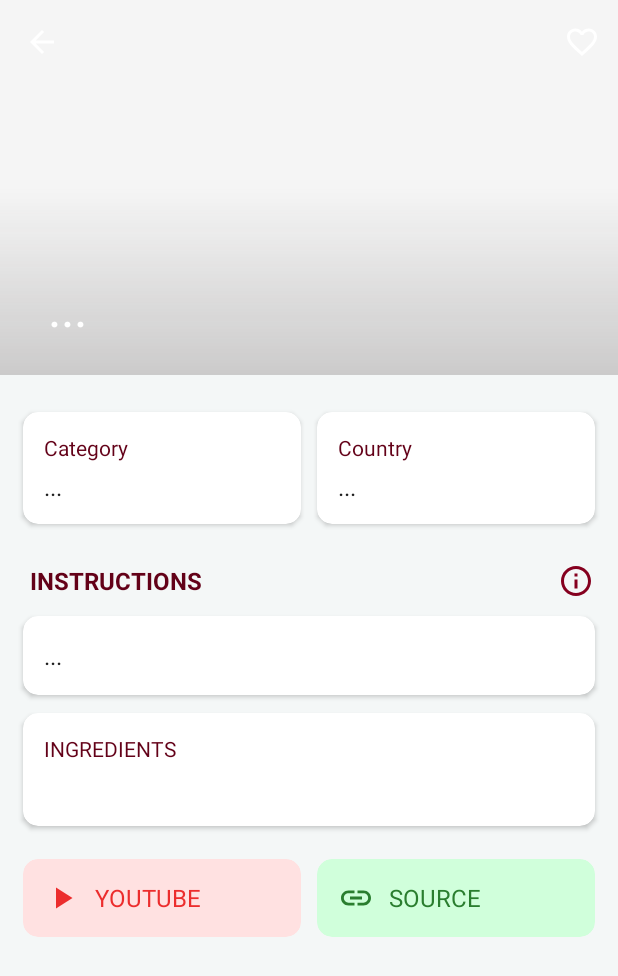
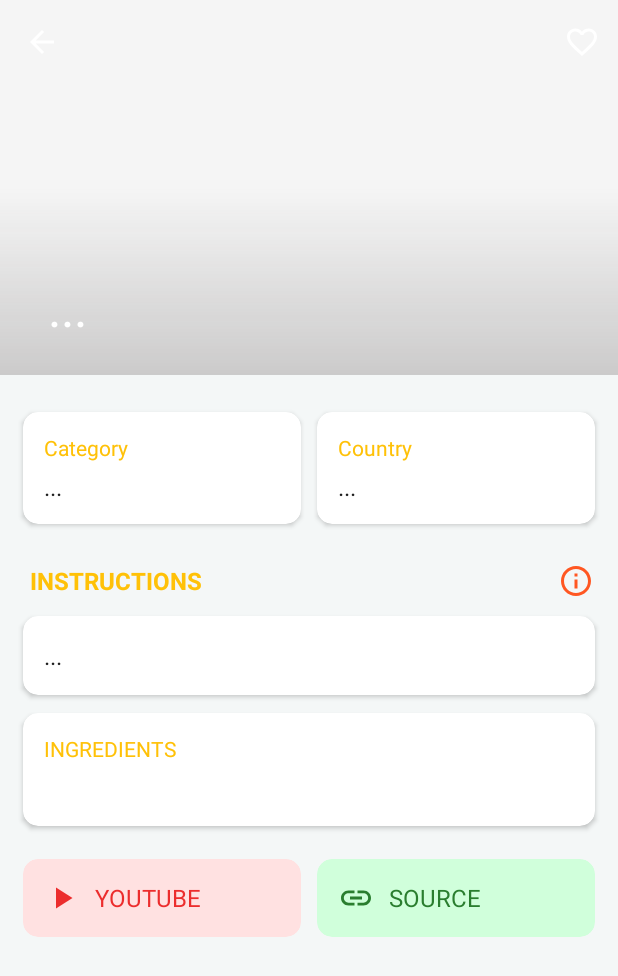
Before and after one commit to hashem-saqqa/MealsRecipes, an Android app: the DetailActivity screen opened directly, with no data from a screen before it, on a phone screen of 412 x 824 dp. Shown: the top 976 px of the screen. Run offline under Robolectric (Android 15) with nearby library versions, the phone set to English and light mode, and no system bars; our stand-ins replace ButterKnife, Picasso; pictures from the network do not load; 2 statements that could not run were skipped.

Commit message:
Edit the colors

```diff
--- a/app/src/main/java/com/haerul/foodsapp/view/home/HomePresenter.java
+++ b/app/src/main/java/com/haerul/foodsapp/view/home/HomePresenter.java
@@ -1,9 +1,3 @@
-/*-----------------------------------------------------------------------------
- - Developed by Haerul Muttaqin                                               -
- - Last modified 3/17/19 5:24 AM                                              -
- - Subscribe : https://www.youtube.com/haerulmuttaqin                         -
- - Copyright (c) 2019. All rights reserved                                    -
- -----------------------------------------------------------------------------*/
 package com.haerul.foodsapp.view.home;
 
 import android.util.Log;
--- a/app/src/main/java/com/haerul/foodsapp/view/home/HomeView.java
+++ b/app/src/main/java/com/haerul/foodsapp/view/home/HomeView.java
@@ -1,9 +1,3 @@
-/*-----------------------------------------------------------------------------
- - Developed by Haerul Muttaqin                                               -
- - Last modified 3/17/19 5:24 AM                                              -
- - Subscribe : https://www.youtube.com/haerulmuttaqin                         -
- - Copyright (c) 2019. All rights reserved                                    -
- -----------------------------------------------------------------------------*/
 package com.haerul.foodsapp.view.home;
 
 import com.haerul.foodsapp.model.Categories;
--- a/app/src/main/res/drawable/ic_info.xml
+++ b/app/src/main/res/drawable/ic_info.xml
@@ -11,6 +11,6 @@
         android:viewportWidth="24.0"
         android:viewportHeight="24.0">
     <path
-        android:fillColor="#85001F"
+        android:fillColor="#FF5722"
         android:pathData="M11,17h2v-6h-2v6zM12,2C6.48,2 2,6.48 2,12s4.48,10 10,10 10,-4.48 10,-10S17.52,2 12,2zM12,20c-4.41,0 -8,-3.59 -8,-8s3.59,-8 8,-8 8,3.59 8,8 -3.59,8 -8,8zM11,9h2L13,7h-2v2z"/>
 </vector>
--- a/app/src/main/res/layout/activity_home.xml
+++ b/app/src/main/res/layout/activity_home.xml
@@ -59,7 +59,7 @@
                     android:gravity="center_vertical"
                     android:padding="10dp"
                     android:text="@string/search_your_recipes"
-                    android:textColor="@color/colorPrimaryLight" />
+                    android:textColor="#000000" />
             </androidx.cardview.widget.CardView>
 
             <androidx.viewpager.widget.ViewPager
@@ -112,7 +112,8 @@
                 android:layout_height="wrap_content"
                 android:layout_alignParentBottom="true"
                 android:layout_marginTop="20dp"
-                android:background="@color/colorPrimaryLight"
+                android:layout_marginBottom="2dp"
+                android:background="#85FF5722"
                 android:gravity="center"
                 android:padding="10dp"
                 android:text="@string/app_name"
--- a/app/src/main/res/layout/fragment_category.xml
+++ b/app/src/main/res/layout/fragment_category.xml
@@ -37,7 +37,7 @@
                         android:layout_width="match_parent"
                         android:layout_height="match_parent" />
                     <ImageView
-                        android:background="#D9770202"
+                        android:background="#BEFF5722"
                         android:layout_width="match_parent"
                         android:layout_height="match_parent" />
                     <ImageView
--- a/app/src/main/res/values/colors.xml
+++ b/app/src/main/res/values/colors.xml
@@ -6,14 +6,14 @@
   Copyright (c) 2019. All rights reserved
   -->
 <resources>
-    <color name="colorPrimary">#85001F</color>
-    <color name="colorPrimaryDark">#630118</color>
+    <color name="colorPrimary">#FF5722</color>
+    <color name="colorPrimaryDark">#FFC107</color>
     <color name="colorAccent">#D8211B</color>
     <color name="colorNull">#00000000</color>
     <color name="colorIcons">#7C7F81</color>
     <color name="colorPrimaryText">#1e1e1e</color>
     <color name="colorWhite">#FFFFFF</color>
     <color name="colorWhiteDark">#DBDBDB</color>
-    <color name="colorPrimaryLight">#CA7474</color>
+    <color name="colorPrimaryLight">#CDDC39</color>
     <color name="colorBackground">#F4F7F7</color>
 </resources>
```
